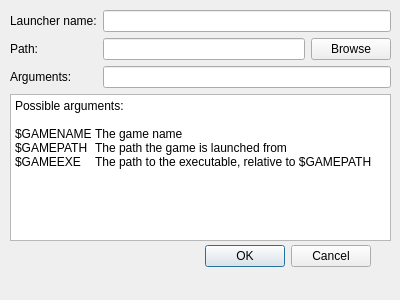
Before: the Qt Designer form editlauncherdialog.ui in FusionLauncher/FusionClient, drawn with Qt 5.
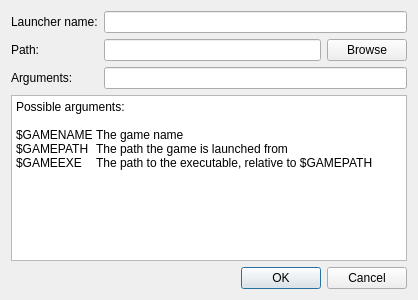
After: the same form once the commit is applied.

Commit message: Adds grid for Dialog. Also Window-Title.

Patch:
```diff
--- a/editlauncherdialog.ui
+++ b/editlauncherdialog.ui
@@ -6,38 +6,15 @@
    <rect>
     <x>0</x>
     <y>0</y>
-    <width>400</width>
+    <width>418</width>
     <height>300</height>
    </rect>
   </property>
   <property name="windowTitle">
    <string>Dialog</string>
   </property>
-  <widget class="QDialogButtonBox" name="buttonBox">
-   <property name="geometry">
-    <rect>
-     <x>30</x>
-     <y>240</y>
-     <width>341</width>
-     <height>32</height>
-    </rect>
-   </property>
-   <property name="orientation">
-    <enum>Qt::Horizontal</enum>
-   </property>
-   <property name="standardButtons">
-    <set>QDialogButtonBox::Cancel|QDialogButtonBox::Ok</set>
-   </property>
-  </widget>
-  <widget class="QWidget" name="gridLayoutWidget">
-   <property name="geometry">
-    <rect>
-     <x>10</x>
-     <y>10</y>
-     <width>381</width>
-     <height>231</height>
-    </rect>
-   </property>
+  <layout class="QGridLayout" name="gridLayout_2">
+   <item row="0" column="0">
    <layout class="QGridLayout" name="gridLayout">
     <item row="0" column="0">
      <widget class="QLabel" name="launcherNameLabel">
@@ -79,12 +56,12 @@
        <string>&lt;!DOCTYPE HTML PUBLIC &quot;-//W3C//DTD HTML 4.0//EN&quot; &quot;http://www.w3.org/TR/REC-html40/strict.dtd&quot;&gt;
 &lt;html&gt;&lt;head&gt;&lt;meta name=&quot;qrichtext&quot; content=&quot;1&quot; /&gt;&lt;style type=&quot;text/css&quot;&gt;
 p, li { white-space: pre-wrap; }
-&lt;/style&gt;&lt;/head&gt;&lt;body style=&quot; font-family:'Sans Serif'; font-size:9pt; font-weight:400; font-style:normal;&quot;&gt;
-&lt;p style=&quot; margin-top:0px; margin-bottom:0px; margin-left:0px; margin-right:0px; -qt-block-indent:0; text-indent:0px;&quot;&gt;Possible arguments:&lt;/p&gt;
-&lt;p style=&quot;-qt-paragraph-type:empty; margin-top:0px; margin-bottom:0px; margin-left:0px; margin-right:0px; -qt-block-indent:0; text-indent:0px;&quot;&gt;&lt;br /&gt;&lt;/p&gt;
-&lt;p style=&quot; margin-top:0px; margin-bottom:0px; margin-left:0px; margin-right:0px; -qt-block-indent:0; text-indent:0px;&quot;&gt;$GAMENAME	The game name&lt;/p&gt;
-&lt;p style=&quot; margin-top:0px; margin-bottom:0px; margin-left:0px; margin-right:0px; -qt-block-indent:0; text-indent:0px;&quot;&gt;$GAMEPATH	The path the game is launched from&lt;/p&gt;
-&lt;p style=&quot; margin-top:0px; margin-bottom:0px; margin-left:0px; margin-right:0px; -qt-block-indent:0; text-indent:0px;&quot;&gt;$GAMEEXE	The path to the executable, relative to $GAMEPATH&lt;/p&gt;&lt;/body&gt;&lt;/html&gt;</string>
+&lt;/style&gt;&lt;/head&gt;&lt;body style=&quot; font-family:'MS Shell Dlg 2'; font-size:8.25pt; font-weight:400; font-style:normal;&quot;&gt;
+&lt;p style=&quot; margin-top:0px; margin-bottom:0px; margin-left:0px; margin-right:0px; -qt-block-indent:0; text-indent:0px;&quot;&gt;&lt;span style=&quot; font-family:'Sans Serif'; font-size:9pt;&quot;&gt;Possible arguments:&lt;/span&gt;&lt;/p&gt;
+&lt;p style=&quot;-qt-paragraph-type:empty; margin-top:0px; margin-bottom:0px; margin-left:0px; margin-right:0px; -qt-block-indent:0; text-indent:0px; font-family:'Sans Serif'; font-size:9pt;&quot;&gt;&lt;br /&gt;&lt;/p&gt;
+&lt;p style=&quot; margin-top:0px; margin-bottom:0px; margin-left:0px; margin-right:0px; -qt-block-indent:0; text-indent:0px;&quot;&gt;&lt;span style=&quot; font-family:'Sans Serif'; font-size:9pt;&quot;&gt;$GAMENAME	The game name&lt;/span&gt;&lt;/p&gt;
+&lt;p style=&quot; margin-top:0px; margin-bottom:0px; margin-left:0px; margin-right:0px; -qt-block-indent:0; text-indent:0px;&quot;&gt;&lt;span style=&quot; font-family:'Sans Serif'; font-size:9pt;&quot;&gt;$GAMEPATH	The path the game is launched from&lt;/span&gt;&lt;/p&gt;
+&lt;p style=&quot; margin-top:0px; margin-bottom:0px; margin-left:0px; margin-right:0px; -qt-block-indent:0; text-indent:0px;&quot;&gt;&lt;span style=&quot; font-family:'Sans Serif'; font-size:9pt;&quot;&gt;$GAMEEXE	The path to the executable, relative to $GAMEPATH&lt;/span&gt;&lt;/p&gt;&lt;/body&gt;&lt;/html&gt;</string>
       </property>
      </widget>
     </item>
@@ -92,7 +69,18 @@
      <widget class="QLineEdit" name="launcherNameEdit"/>
     </item>
    </layout>
-  </widget>
+   </item>
+   <item row="1" column="0">
+    <widget class="QDialogButtonBox" name="buttonBox">
+     <property name="orientation">
+      <enum>Qt::Horizontal</enum>
+     </property>
+     <property name="standardButtons">
+      <set>QDialogButtonBox::Cancel|QDialogButtonBox::Ok</set>
+     </property>
+    </widget>
+   </item>
+  </layout>
  </widget>
  <resources/>
  <connections>
```
Left out of the diff: 2 changed lines with no effect on the pictures. Lines whose indentation alone changed are shown as unchanged.
